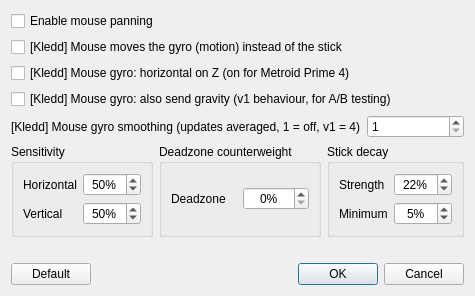
This is src/yuzu/configuration/configure_mouse_panning.ui in Melos555/eden-kledd as Qt 5 draws it before an edit. The edited form follows.
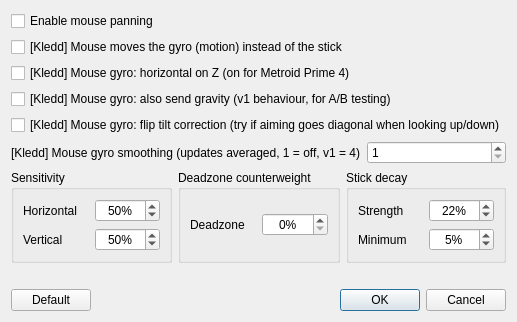
This is the edited form.

Commit message: Kledd mouse gyro v2.3: turn around the world's vertical, keep flick direction

What changed in the file:
```diff
--- a/src/yuzu/configuration/configure_mouse_panning.ui
+++ b/src/yuzu/configuration/configure_mouse_panning.ui
@@ -40,6 +40,13 @@
      </property>
     </widget>
    </item>
+   <item>
+    <widget class="QCheckBox" name="kledd_mouse_gyro_tilt_flip">
+     <property name="text">
+      <string>[Kledd] Mouse gyro: flip tilt correction (try if aiming goes diagonal when looking up/down)</string>
+     </property>
+    </widget>
+   </item>
    <item>
     <layout class="QHBoxLayout">
      <item>
```
The commit also changes 3 other files.
